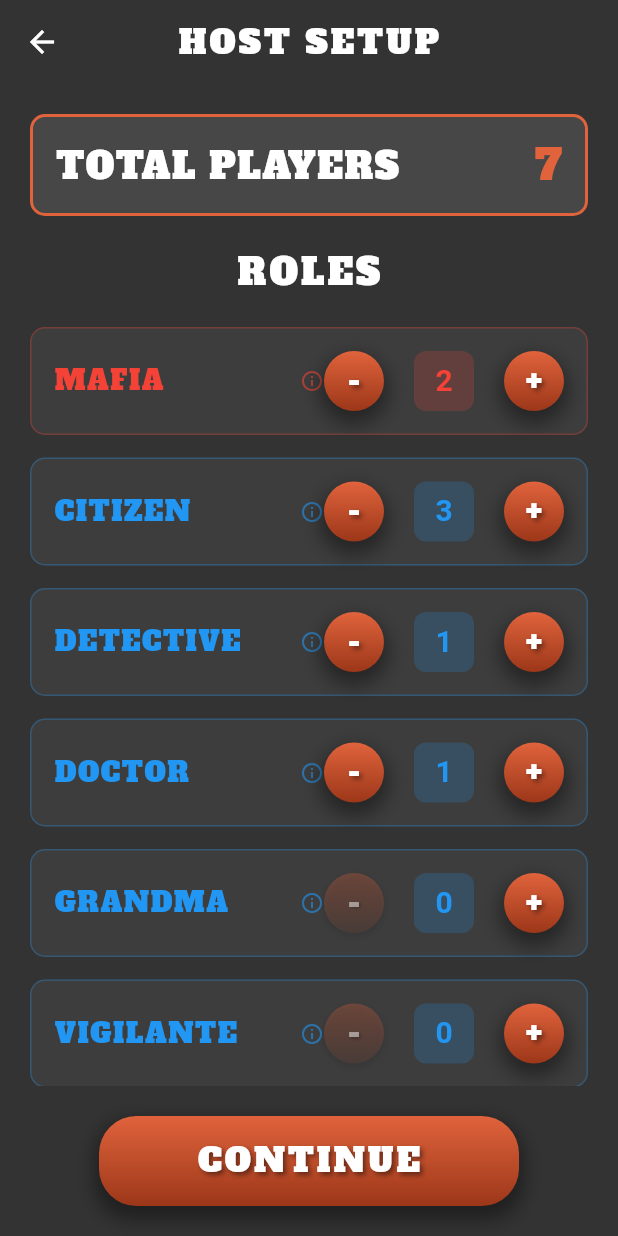
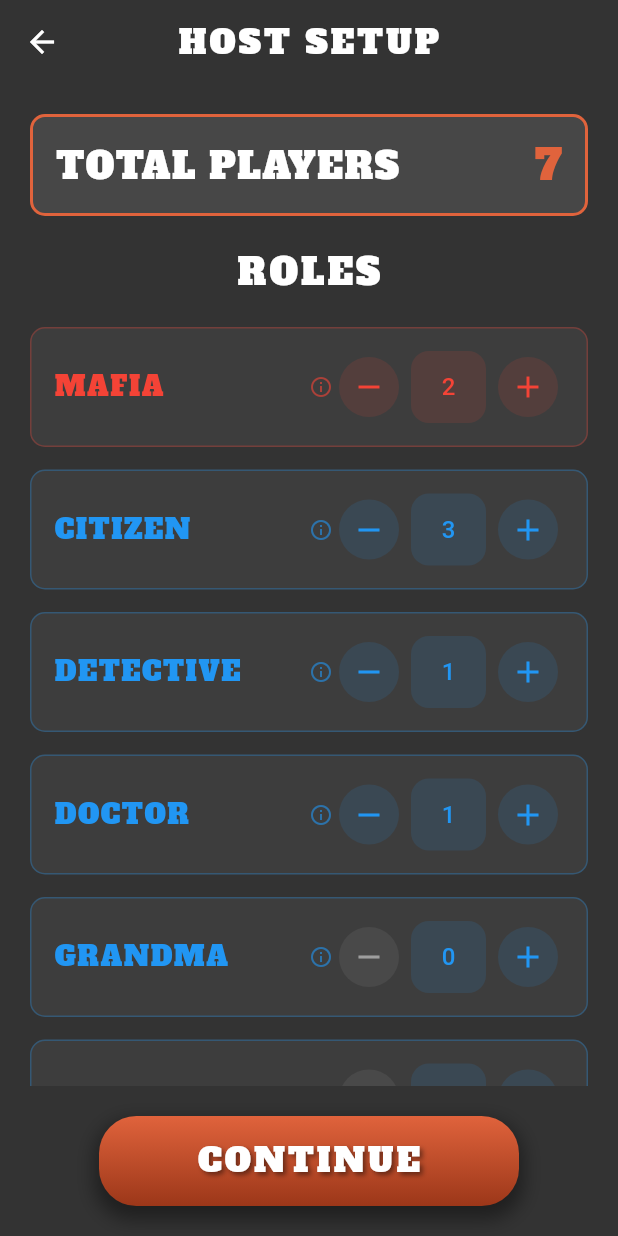
Before and after one commit to don-haddad/mafia-mod-tool, a Flutter app: the HostScreen screen opened directly, on a phone screen of 412 x 824 dp. Run offline on Flutter 3.47's test engine with Material 3 defaults, Android fonts, the light colour scheme and no system bars; our stand-ins replace cloud_firestore, firebase_core, flutter_svg, qr_flutter; accounts and stored records are empty.

Commit message:
host_screen.dart role counter design change.

```diff
--- a/lib/screens/host_screen.dart
+++ b/lib/screens/host_screen.dart
@@ -245,42 +245,53 @@ class _HostScreenState extends State<HostScreen> {
             ),
           ),
 
-          // Count display and buttons
+// Replace the existing Row widget in your _buildRoleRow method with this:
           Row(
             children: [
-              PrimaryButton(
-                text: '-',
-                width: 40,
-                height: 40,
-                fontSize: 20,
+              // Decrement button using Material 3 IconButton.filledTonal
+              IconButton.filledTonal(
                 onPressed: count > role.minCount ? () => _updateRoleCount(role.name, -1) : null,
+                icon: const Icon(Icons.remove),
+                style: IconButton.styleFrom(
+                  backgroundColor: roleColor.withValues(alpha: 0.12),
+                  foregroundColor: roleColor,
+                  disabledBackgroundColor: Colors.grey.withValues(alpha: 0.12),
+                  disabledForegroundColor: Colors.grey,
+                ),
               ),
-              const SizedBox(width: 20),
+              const SizedBox(width: 4),
+
+              // Count display with matching Material 3 styling
               Container(
-                width: 40,
-                height: 40,
+                width: 50,
+                height: 48,
                 decoration: BoxDecoration(
-                  color: roleColor.withValues(alpha: 0.2),
-                  borderRadius: BorderRadius.circular(8),
+                  color: roleColor.withValues(alpha: 0.12),
+                  borderRadius: BorderRadius.circular(12),
                 ),
                 child: Center(
                   child: Text(
                     '$count',
                     style: TextStyle(
-                      fontSize: 20,
-                      fontWeight: FontWeight.bold,
+                      fontSize: 16,
+                      fontWeight: FontWeight.w500,
                       color: roleColor,
                     ),
                   ),
                 ),
               ),
-              const SizedBox(width: 20),
-              PrimaryButton(
-                text: '+',
-                width: 40,
-                height: 40,
-                fontSize: 20,
-                onPressed: () => _updateRoleCount(role.name, 1),
+              const SizedBox(width: 4),
+
+              // Increment button using Material 3 IconButton.filledTonal
+              IconButton.filledTonal(
+                onPressed: count < role.maxCount ? () => _updateRoleCount(role.name, 1) : null,
+                icon: const Icon(Icons.add),
+                style: IconButton.styleFrom(
+                  backgroundColor: roleColor.withValues(alpha: 0.12),
+                  foregroundColor: roleColor,
+                  disabledBackgroundColor: Colors.grey.withValues(alpha: 0.12),
+                  disabledForegroundColor: Colors.grey,
+                ),
               ),
             ],
           ),
```
